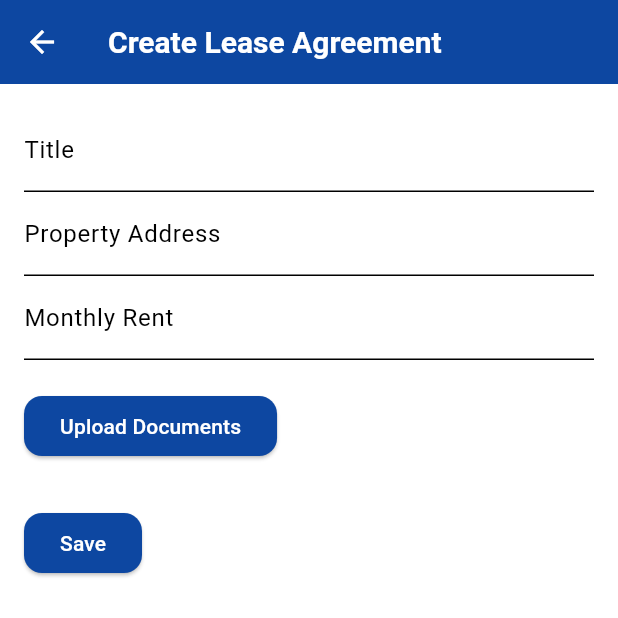
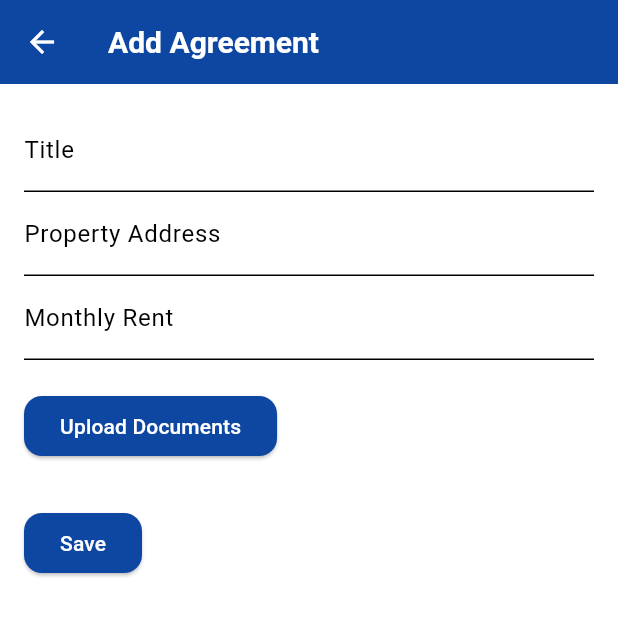
Before and after one commit to Ggayi-Edward/Property_management_application, a Flutter app: the CreateLeaseAgreementPage screen opened by its route, on a phone screen of 412 x 824 dp, the top half of it. Run offline on Flutter 3.47's test engine with Material 3 defaults, Android fonts, the phone set to English and light mode, and no system bars; our stand-ins replace cached_network_image, cloud_firestore, file_picker, firebase_auth, firebase_core, firebase_messaging and 8 more; missing offline and left inert: flutterwave_standard; accounts and stored records are empty; project files that could hold a hidden picture were left out.

Commit message:
add agreements

```diff
--- a/lib/data/addAgreement.dart
+++ b/lib/data/addAgreement.dart
@@ -118,7 +118,7 @@ class _CreateLeaseAgreementPageState extends State<CreateLeaseAgreementPage> {
     return Scaffold(
       appBar: AppBar(
         title: Text(
-          'Create Lease Agreement',
+          'Add Agreement',
           style: TextStyle(
             color: Colors.white,
             fontSize: 20,
```
